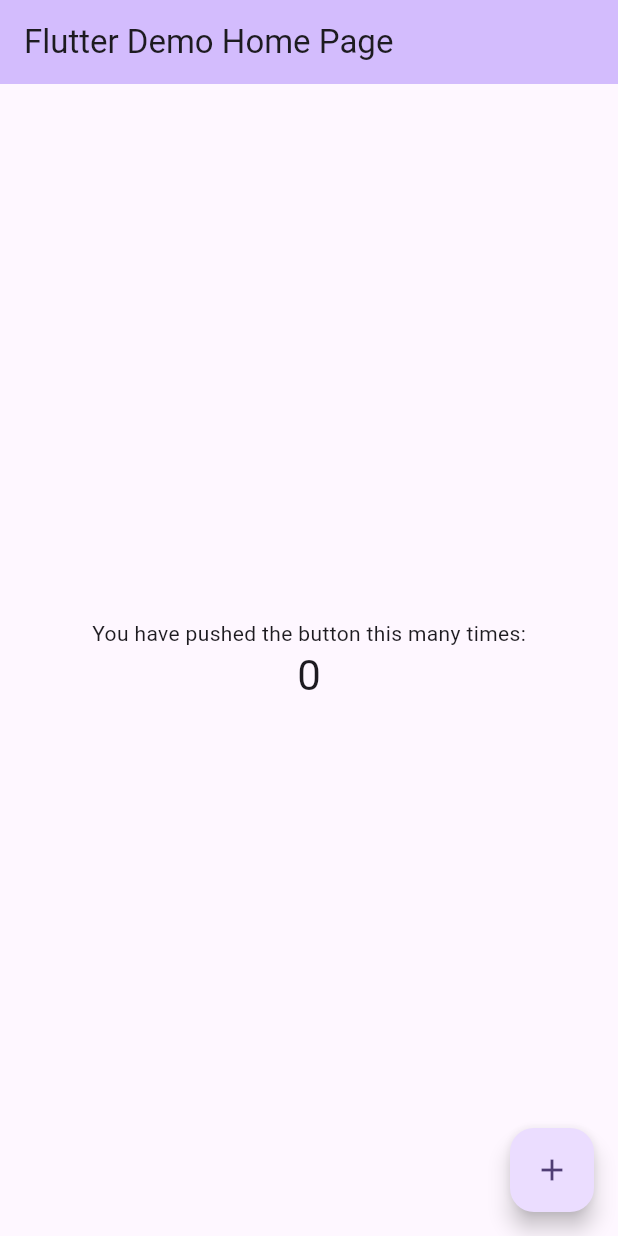
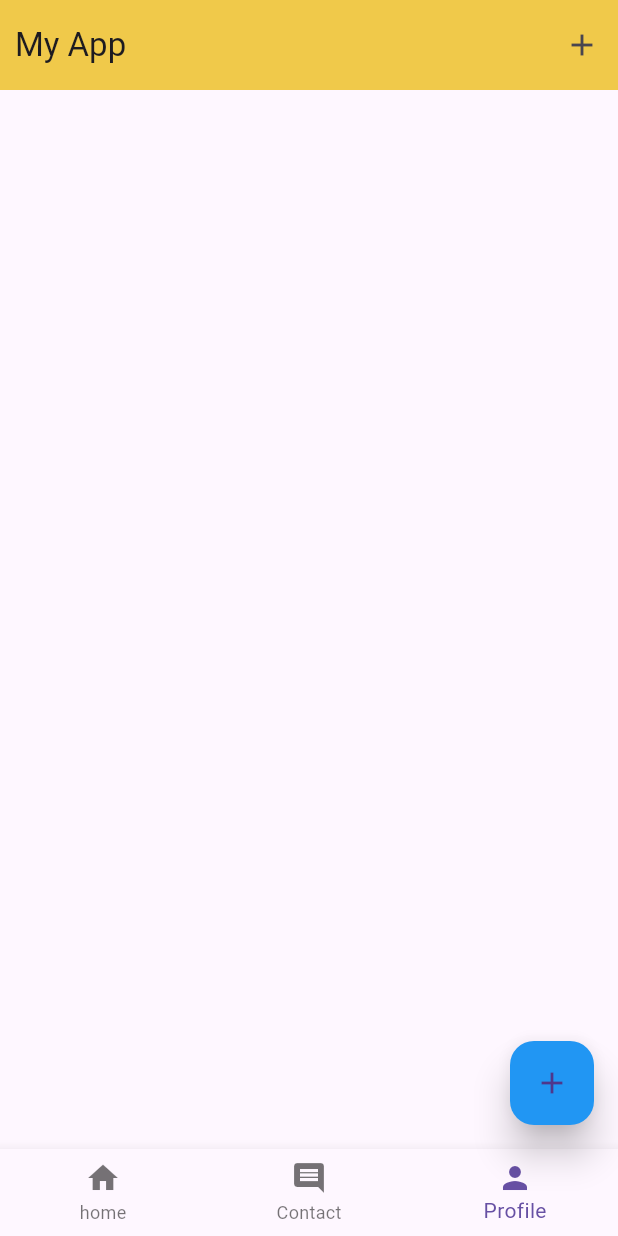
Before and after one commit to WebAdib/learning_dart, a Flutter app: the screen it shows after launch, on a phone screen of 412 x 824 dp. Run offline on Flutter 3.47's test engine with Material 3 defaults, Android fonts, the phone set to English and light mode, and no system bars.

Commit message:
appbar and bottom navigation

```diff
--- a/module0/lib/main.dart
+++ b/module0/lib/main.dart
@@ -1,125 +1,67 @@
 import 'package:flutter/material.dart';
 
-void main() {
-  runApp(const MyApp());
+main() {
+  runApp(MyApp());
 }
 
 class MyApp extends StatelessWidget {
-  const MyApp({super.key});
-
-  // This widget is the root of your application.
   @override
   Widget build(BuildContext context) {
     return MaterialApp(
-      title: 'Flutter Demo',
-      theme: ThemeData(
-        // This is the theme of your application.
-        //
-        // TRY THIS: Try running your application with "flutter run". You'll see
-        // the application has a purple toolbar. Then, without quitting the app,
-        // try changing the seedColor in the colorScheme below to Colors.green
-        // and then invoke "hot reload" (save your changes or press the "hot
-        // reload" button in a Flutter-supported IDE, or press "r" if you used
-        // the command line to start the app).
-        //
-        // Notice that the counter didn't reset back to zero; the application
-        // state is not lost during the reload. To reset the state, use hot
-        // restart instead.
-        //
-        // This works for code too, not just values: Most code changes can be
-        // tested with just a hot reload.
-        colorScheme: ColorScheme.fromSeed(seedColor: Colors.deepPurple),
-        useMaterial3: true,
-      ),
-      home: const MyHomePage(title: 'Flutter Demo Home Page'),
-    );
+        theme: ThemeData(primarySwatch: Colors.grey),
+        darkTheme: ThemeData(primarySwatch: Colors.blue),
+        color: Colors.blue,
+        debugShowCheckedModeBanner: false,
+        home: HomeActivity());
   }
 }
 
-class MyHomePage extends StatefulWidget {
-  const MyHomePage({super.key, required this.title});
-
-  // This widget is the home page of your application. It is stateful, meaning
-  // that it has a State object (defined below) that contains fields that affect
-  // how it looks.
-
-  // This class is the configuration for the state. It holds the values (in this
-  // case the title) provided by the parent (in this case the App widget) and
-  // used by the build method of the State. Fields in a Widget subclass are
-  // always marked "final".
-
-  final String title;
-
-  @override
-  State<MyHomePage> createState() => _MyHomePageState();
-}
-
-class _MyHomePageState extends State<MyHomePage> {
-  int _counter = 0;
-
-  void _incrementCounter() {
-    setState(() {
-      // This call to setState tells the Flutter framework that something has
-      // changed in this State, which causes it to rerun the build method below
-      // so that the display can reflect the updated values. If we changed
-      // _counter without calling setState(), then the build method would not be
-      // called again, and so nothing would appear to happen.
-      _counter++;
-    });
+class HomeActivity extends StatelessWidget {
+  MySnackBar(message, context) {
+    return ScaffoldMessenger.of(context).showSnackBar(
+      SnackBar(content: Text(message)),
+    );
   }
 
   @override
   Widget build(BuildContext context) {
-    // This method is rerun every time setState is called, for instance as done
-    // by the _incrementCounter method above.
-    //
-    // The Flutter framework has been optimized to make rerunning build methods
-    // fast, so that you can just rebuild anything that needs updating rather
-    // than having to individually change instances of widgets.
     return Scaffold(
       appBar: AppBar(
-        // TRY THIS: Try changing the color here to a specific color (to
-        // Colors.amber, perhaps?) and trigger a hot reload to see the AppBar
-        // change color while the other colors stay the same.
-        backgroundColor: Theme.of(context).colorScheme.inversePrimary,
-        // Here we take the value from the MyHomePage object that was created by
-        // the App.build method, and use it to set our appbar title.
-        title: Text(widget.title),
-      ),
-      body: Center(
-        // Center is a layout widget. It takes a single child and positions it
-        // in the middle of the parent.
-        child: Column(
-          // Column is also a layout widget. It takes a list of children and
-          // arranges them vertically. By default, it sizes itself to fit its
-          // children horizontally, and tries to be as tall as its parent.
-          //
-          // Column has various properties to control how it sizes itself and
-          // how it positions its children. Here we use mainAxisAlignment to
-          // center the children vertically; the main axis here is the vertical
-          // axis because Columns are vertical (the cross axis would be
-          // horizontal).
-          //
-          // TRY THIS: Invoke "debug painting" (choose the "Toggle Debug Paint"
-          // action in the IDE, or press "p" in the console), to see the
-          // wireframe for each widget.
-          mainAxisAlignment: MainAxisAlignment.center,
-          children: <Widget>[
-            const Text(
-              'You have pushed the button this many times:',
-            ),
-            Text(
-              '$_counter',
-              style: Theme.of(context).textTheme.headlineMedium,
-            ),
-          ],
-        ),
+        backgroundColor: Colors.amberAccent,
+        title: Text("My App"),
+        titleSpacing: 10,
+        toolbarHeight: 60,
+        elevation: 5,
+        actions: [
+          IconButton(
+              onPressed: () {
+                MySnackBar("Product Added", context);
+              },
+              icon: Icon(Icons.add)),
+        ],
       ),
       floatingActionButton: FloatingActionButton(
-        onPressed: _incrementCounter,
-        tooltip: 'Increment',
-        child: const Icon(Icons.add),
-      ), // This trailing comma makes auto-formatting nicer for build methods.
+        elevation: 10,
+        child: Icon(Icons.add),
+        backgroundColor: Colors.blue,
+        onPressed: () {
+          MySnackBar("Hi Clicked Add Button", context);
+        },
+      ),
+      bottomNavigationBar: BottomNavigationBar(
+        currentIndex: 2,
+        items: [
+          BottomNavigationBarItem(icon: Icon(Icons.home), label: "home"),
+          BottomNavigationBarItem(icon: Icon(Icons.comment), label: "Contact"),
+          BottomNavigationBarItem(icon: Icon(Icons.person), label: "Profile"),
+        ],
+        onTap: (int index) {
+          if (index == 2) {
+            MySnackBar("I am profile", context);
+          }
+        },
+      ),
+      //body: Text("data"),
     );
   }
 }
```
